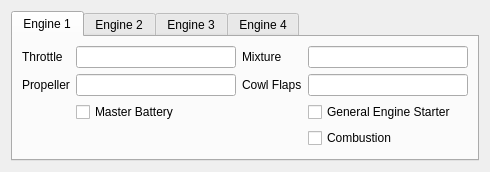
First picture: the form in src/UserInterface/src/Widget/EngineWidget.ui, repository till213/SkyDolly, before the edit.
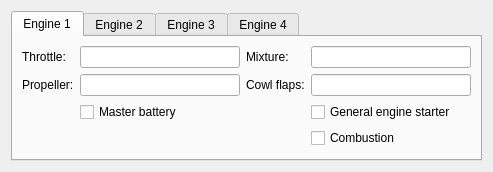
Second picture: the form after the edit.

```diff
--- a/src/UserInterface/src/Widget/EngineWidget.ui
+++ b/src/UserInterface/src/Widget/EngineWidget.ui
@@ -6,7 +6,7 @@
    <rect>
     <x>0</x>
     <y>0</y>
-    <width>477</width>
+    <width>485</width>
     <height>169</height>
    </rect>
   </property>
@@ -32,7 +32,7 @@
          <item row="0" column="0">
           <widget class="QLabel" name="label_33">
            <property name="text">
-            <string>Throttle</string>
+            <string>Throttle:</string>
            </property>
           </widget>
          </item>
@@ -52,7 +52,7 @@
          <item row="1" column="0">
           <widget class="QLabel" name="label_47">
            <property name="text">
-            <string>Propeller</string>
+            <string>Propeller:</string>
            </property>
           </widget>
          </item>
@@ -72,7 +72,7 @@
          <item row="2" column="1">
           <widget class="QCheckBox" name="masterBattery1CheckBox">
            <property name="text">
-            <string>Master Battery</string>
+            <string>Master battery</string>
            </property>
           </widget>
          </item>
@@ -96,7 +96,7 @@
          <item row="0" column="0">
           <widget class="QLabel" name="label_51">
            <property name="text">
-            <string>Mixture</string>
+            <string>Mixture:</string>
            </property>
           </widget>
          </item>
@@ -116,7 +116,7 @@
          <item row="1" column="0">
           <widget class="QLabel" name="label_55">
            <property name="text">
-            <string>Cowl Flaps</string>
+            <string>Cowl flaps:</string>
            </property>
           </widget>
          </item>
@@ -136,7 +136,7 @@
          <item row="2" column="1">
           <widget class="QCheckBox" name="generalEngineStarter1CheckBox">
            <property name="text">
-            <string>General Engine Starter</string>
+            <string>General engine starter</string>
            </property>
           </widget>
          </item>
```
Left out of the diff: 36 changed lines with no effect on the pictures.
